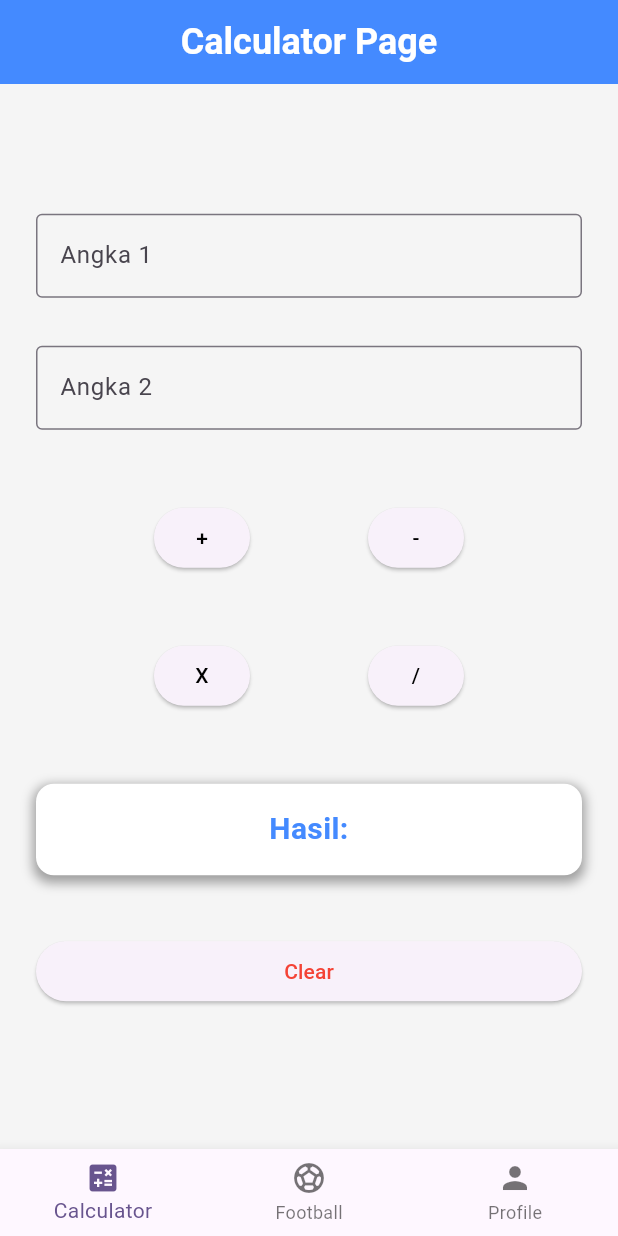
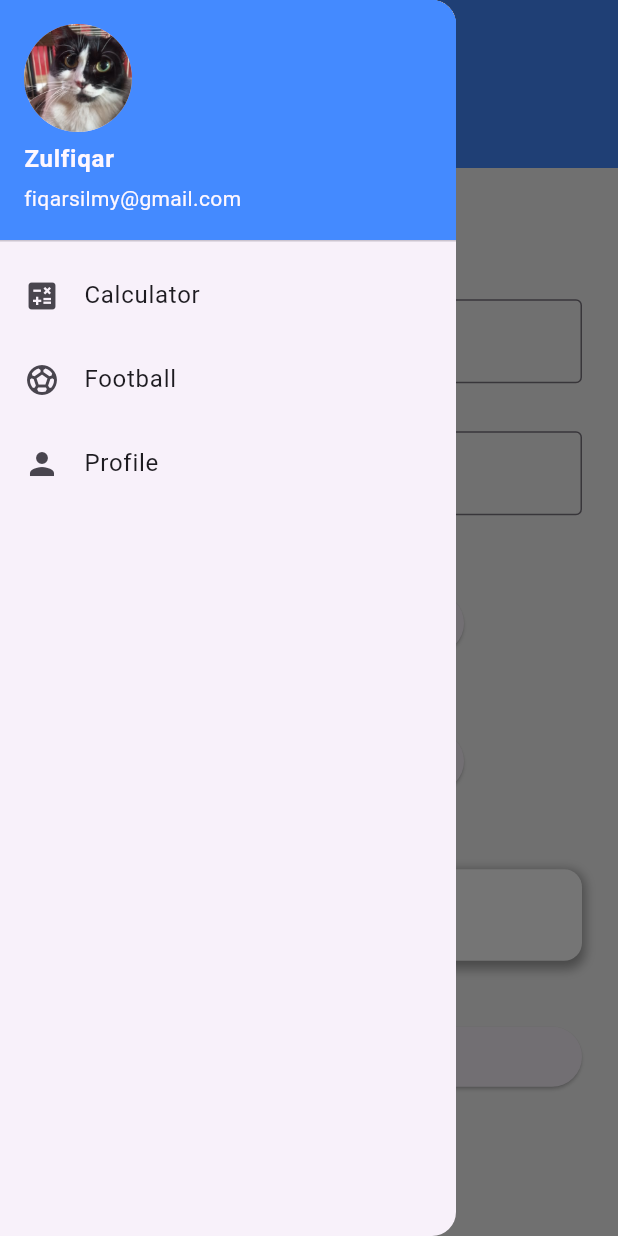
Before and after one commit to Fiqqar/Flutter_Project, a Flutter app: the screen it shows after launch, with the side drawer open (before the commit the screen has no drawer), on a phone screen of 412 x 824 dp. Run offline on Flutter 3.47's test engine with Material 3 defaults, Android fonts, the phone set to English and light mode, and no system bars; our stand-ins replace get.

```diff
--- a/lib/controllers/bottom_nav_controller.dart
+++ /dev/null
@@ -1,16 +0,0 @@
-import 'package:get/get.dart';
-import 'package:latihan1_11pplg2/routes/routes.dart';
-
-class BottomNav extends GetxController {
-  var currIndex = 0.obs;
-
-  final List<String> pages = [
-    AppRoutes.calculatorPage,
-    AppRoutes.footballPage,
-    AppRoutes.userProfile,
-  ];
-
-  void changePage(int index) {
-    currIndex.value = index;
-  }
-}
--- a/lib/controllers/edit_football_player_controller.dart
+++ b/lib/controllers/edit_football_player_controller.dart
@@ -12,9 +12,15 @@ class FootballEditController extends GetxController {
 
   late int index;
 
-  void load(int idx) {
-    index = idx;
-    final player = footballController.players[idx];
+  @override
+  void onInit() {
+    super.onInit();
+    load();
+  }
+
+  void load() {
+    index = Get.arguments as int;
+    final player = footballController.players[index];
     nameController.text = player.name;
     positionController.text = player.position;
     playerNumberController.text = player.playerNumber.toString();
@@ -29,5 +35,4 @@ class FootballEditController extends GetxController {
     );
     footballController.players[index] = updatedPlayer;
   }
-
 }
--- /dev/null
+++ b/lib/controllers/main_menu_controller.dart
@@ -0,0 +1,25 @@
+import 'package:flutter/material.dart';
+import 'package:get/get.dart';
+import 'package:latihan1_11pplg2/pages/calculator_page.dart';
+import 'package:latihan1_11pplg2/pages/football_player.dart';
+import 'package:latihan1_11pplg2/pages/user_profile.dart';
+
+class MainMenuController extends GetxController {
+  var currIndex = 0.obs;
+
+  final List<Widget> pages = [
+    CalculatorPage(),
+    FootballPlayer(),
+    UserProfile(),
+  ];
+
+  final List<Map<String, dynamic>> menuItems = const [
+    {"title": "Calculator", "icon": Icons.calculate},
+    {"title": "Football", "icon": Icons.sports_soccer_rounded},
+    {"title": "Profile", "icon": Icons.person},
+  ];
+
+  void changePage(int index) {
+    currIndex.value = index;
+  }
+}
--- a/lib/main.dart
+++ b/lib/main.dart
@@ -1,8 +1,7 @@
 import 'package:flutter/material.dart';
 import 'package:get/route_manager.dart';
-import 'package:latihan1_11pplg2/pages/bottom_nav_page.dart';
+import 'package:latihan1_11pplg2/pages/main_menu_page.dart';
 import 'package:latihan1_11pplg2/routes/pages.dart';
-import 'package:latihan1_11pplg2/routes/routes.dart';
 
 void main() {
   runApp(const MyApp());
@@ -21,7 +20,7 @@ class MyApp extends StatelessWidget {
       ),
       initialRoute: "/",
       getPages: AppPages.pages,
-      home: BottomNavPage(),
+      home: MainMenuPage(),
     );
   }
 }
--- a/lib/pages/bottom_nav_page.dart
+++ /dev/null
@@ -1,33 +0,0 @@
-import 'package:flutter/material.dart';
-import 'package:get/get.dart';
-import 'package:latihan1_11pplg2/controllers/bottom_nav_controller.dart';
-import 'package:latihan1_11pplg2/pages/calculator_page.dart';
-import 'package:latihan1_11pplg2/pages/football_player.dart';
-import 'package:latihan1_11pplg2/pages/user_profile.dart';
-
-class BottomNavPage extends StatelessWidget {
-  BottomNavPage({super.key});
-  final BottomNav controller = Get.put(BottomNav());
-
-  final List<Widget> pages = [
-    CalculatorPage(),
-    FootballPlayer(),
-    UserProfile(),
-  ];
-
-  @override
-  Widget build(BuildContext context) {
-    return Obx(() => Scaffold(
-          body: pages[controller.currIndex.value],
-          bottomNavigationBar: BottomNavigationBar(
-            currentIndex: controller.currIndex.value,
-            onTap: controller.changePage,
-            items: const [
-              BottomNavigationBarItem(icon: Icon(Icons.calculate), label: "Calculator"),
-              BottomNavigationBarItem(icon: Icon(Icons.sports_soccer), label: "Football"),
-              BottomNavigationBarItem(icon: Icon(Icons.person), label: "Profile"),
-            ],
-          ),
-        ));
-  }
-}
--- a/lib/pages/edit_football_player.dart
+++ b/lib/pages/edit_football_player.dart
@@ -7,13 +7,10 @@ import 'package:latihan1_11pplg2/widget/txt_user.dart';
 class EditFootballPlayer extends StatelessWidget {
   EditFootballPlayer({super.key});
 
-  final editController = Get.put(FootballEditController());
+  final FootballEditController editController = Get.put(FootballEditController());
 
   @override
   Widget build(BuildContext context) {
-    final args = Get.arguments as Map<String, dynamic>;
-    final int index = args['index'];
-    editController.load(index);
     return Scaffold(
       appBar: AppBar(title: Text("Edit Football Player")),
       body: Container(
--- a/lib/pages/football_player.dart
+++ b/lib/pages/football_player.dart
@@ -11,14 +11,15 @@ class FootballPlayer extends StatelessWidget {
   @override
   Widget build(BuildContext context) {
     return Scaffold(
-      appBar: AppBar(title: Text("Football Players"),),
+      appBar: AppBar(title: Text("Football Players")),
       body: Container(
         margin: EdgeInsets.all(10),
-        child: Obx(() => ListView.builder(
-          itemCount: footballPlayerController.players.length,
-          itemBuilder: (context, index) {
-            final player = footballPlayerController.players[index];
-            return Card(
+        child: Obx(
+          () => ListView.builder(
+            itemCount: footballPlayerController.players.length,
+            itemBuilder: (context, index) {
+              final player = footballPlayerController.players[index];
+              return Card(
                 shape: RoundedRectangleBorder(
                   borderRadius: BorderRadius.circular(12),
                 ),
@@ -32,12 +33,13 @@ class FootballPlayer extends StatelessWidget {
                   subtitle: Text(player.position),
                   trailing: Text("${player.playerNumber}"),
                   onTap: () {
-                    Get.toNamed(AppRoutes.editFootballPage, arguments: {'index': index});
+                    Get.toNamed(AppRoutes.editFootballPage, arguments: index);
                   },
                 ),
-            );
-          }
-        )),
+              );
+            },
+          ),
+        ),
       ),
     );
   }
--- /dev/null
+++ b/lib/pages/main_menu_page.dart
@@ -0,0 +1,49 @@
+import 'package:flutter/material.dart';
+import 'package:get/get.dart';
+import 'package:latihan1_11pplg2/controllers/main_menu_controller.dart';
+
+class MainMenuPage extends StatelessWidget {
+  MainMenuPage({super.key});
+
+  final MainMenuController controller = Get.put(MainMenuController());
+
+  @override
+  Widget build(BuildContext context) {
+    return Scaffold(
+      appBar: AppBar(backgroundColor: Colors.blueAccent),
+      drawer: Drawer(
+        child: ListView(
+          padding: EdgeInsets.zero,
+          children: [
+            const UserAccountsDrawerHeader(
+              decoration: BoxDecoration(color: Colors.blueAccent),
+              accountName: Text(
+                "Zulfiqar",
+                style: TextStyle(fontWeight: FontWeight.bold),
+              ),
+              accountEmail: Text("fiqarsilmy@gmail.com"),
+              currentAccountPicture: CircleAvatar(
+                backgroundImage: AssetImage("images/profile.jpeg"),
+              ),
+            ),
+            Obx(
+              () => Column(
+                children: controller.menuItems.asMap().entries.map((index) {
+                  return ListTile(
+                    leading: Icon(index.value["icon"]),
+                    title: Text(index.value["title"]),
+                    onTap: () {
+                      controller.currIndex.value = index.key;
+                      Get.back();
+                    },
+                  );
+                }).toList(),
+              ),
+            ),
+          ],
+        ),
+      ),
+      body: Obx(() => controller.pages[controller.currIndex.value]),
+    );
+  }
+}
--- a/lib/routes/pages.dart
+++ b/lib/routes/pages.dart
@@ -2,6 +2,7 @@ import 'package:get/get.dart';
 import 'package:latihan1_11pplg2/pages/calculator_page.dart';
 import 'package:latihan1_11pplg2/pages/edit_football_player.dart';
 import 'package:latihan1_11pplg2/pages/football_player.dart';
+import 'package:latihan1_11pplg2/pages/main_menu_page.dart';
 import 'package:latihan1_11pplg2/pages/user_profile.dart';
 import 'package:latihan1_11pplg2/routes/routes.dart';
 
@@ -11,5 +12,6 @@ class AppPages {
     GetPage(name: AppRoutes.footballPage, page: () => FootballPlayer()),
     GetPage(name: AppRoutes.userProfile, page: () => UserProfile(),),
     GetPage(name: AppRoutes.editFootballPage, page: () => EditFootballPlayer()),
+    GetPage(name: AppRoutes.mainMenu, page: () => MainMenuPage()),
   ];
 }
--- a/lib/routes/routes.dart
+++ b/lib/routes/routes.dart
@@ -3,4 +3,5 @@ class AppRoutes {
   static const String footballPage = "/football";
   static const String editFootballPage = "/editFootball";
   static const String userProfile = "/userProfile";
+  static const String mainMenu = "/mainMenu";
 }
```
